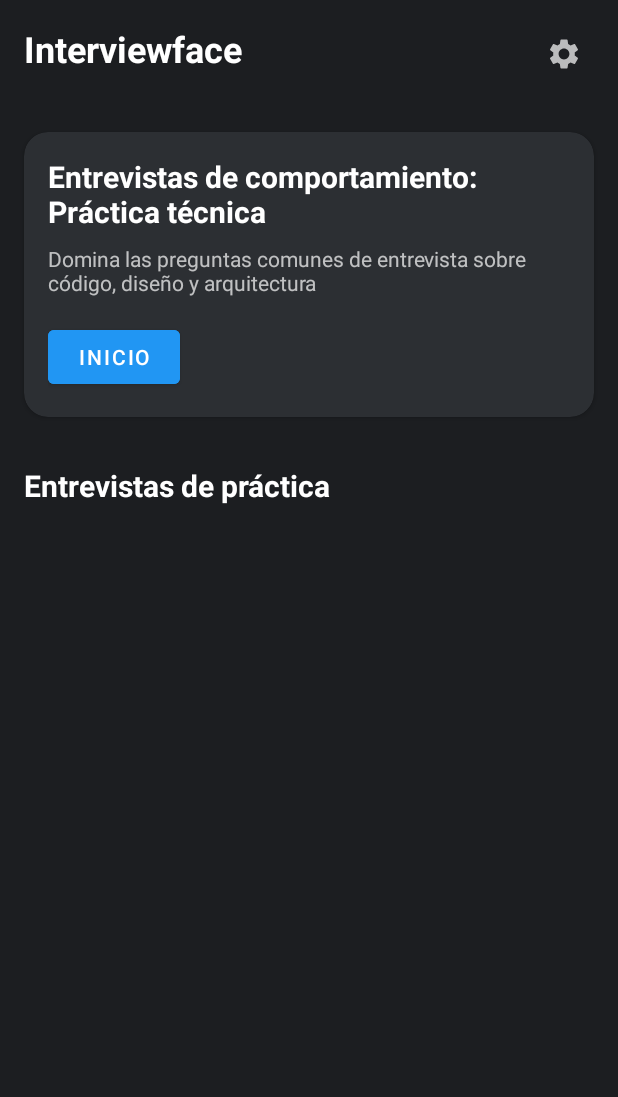
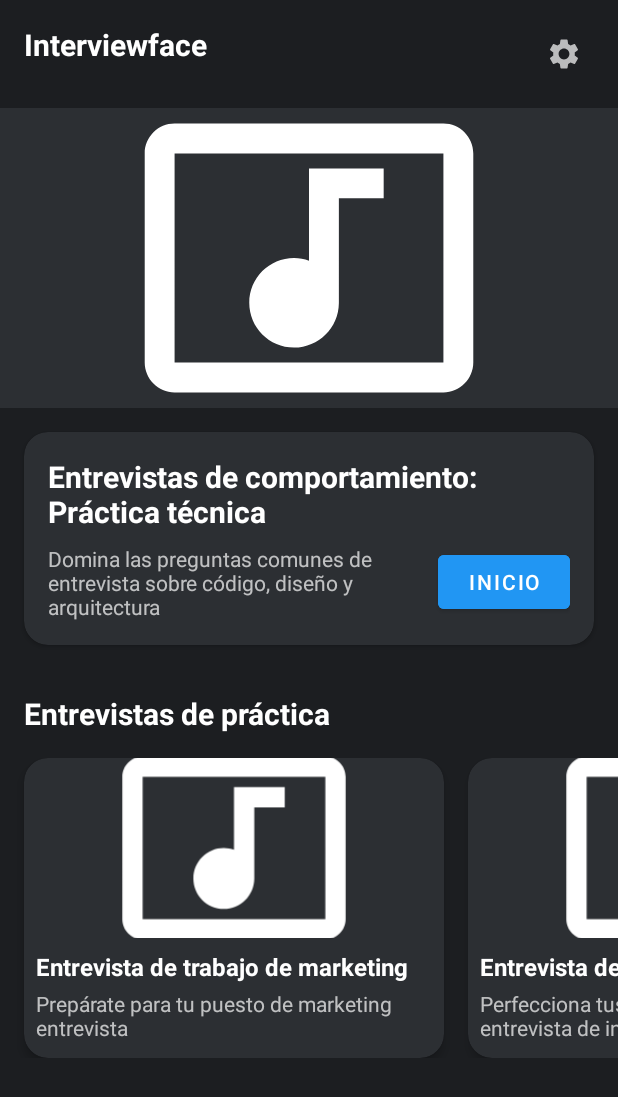
Before and after one commit to 32192372Alejo/blackboxai-1746218893514, an Android app: the screen it shows after launch (MainActivity), on a phone screen of 412 x 824 dp. Shown: the top 1097 px of the screen. Run offline under Robolectric (Android 15) with nearby library versions, the phone set to English and light mode, and no system bars; pictures from the network do not load.

Commit message:
Add app/src/main/res/layout/activity_main.xml 1746478105712

```diff
--- a/app/src/main/res/layout/activity_main.xml
+++ b/app/src/main/res/layout/activity_main.xml
@@ -14,18 +14,20 @@
             android:layout_height="wrap_content"
             android:orientation="vertical">
 
-            <!-- Header -->
+            <!-- Top Bar -->
             <RelativeLayout
                 android:layout_width="match_parent"
                 android:layout_height="wrap_content"
-                android:padding="16dp">
+                android:padding="16dp"
+                android:background="@color/dark_background">
 
                 <TextView
                     android:layout_width="wrap_content"
                     android:layout_height="wrap_content"
+                    android:layout_alignParentStart="true"
                     android:text="Interviewface"
                     android:textColor="@color/white"
-                    android:textSize="24sp"
+                    android:textSize="20sp"
                     android:textStyle="bold" />
 
                 <ImageButton
@@ -38,6 +40,16 @@
                     android:src="@drawable/ic_settings"
                     android:contentDescription="Settings" />
             </RelativeLayout>
+
+            <!-- Header Image -->
+            <ImageView
+                android:id="@+id/headerImage"
+                android:layout_width="match_parent"
+                android:layout_height="200dp"
+                android:scaleType="centerCrop"
+                android:src="@drawable/ic_launcher_foreground"
+                android:contentDescription="Header Image"
+                android:background="@color/card_background" />
 
             <!-- Technical Interview Card -->
             <androidx.cardview.widget.CardView
@@ -61,10 +73,17 @@
                         android:textSize="20sp"
                         android:textStyle="bold" />
 
-                    <TextView
+                    <LinearLayout
                         android:layout_width="match_parent"
                         android:layout_height="wrap_content"
                         android:layout_marginTop="8dp"
+                        android:orientation="horizontal"
+                        android:gravity="center_vertical">
+
+                        <TextView
+                            android:layout_width="0dp"
+                            android:layout_height="wrap_content"
+                            android:layout_weight="1"
                             android:text="Domina las preguntas comunes de entrevista sobre código, diseño y arquitectura"
                             android:textColor="@color/text_secondary" />
 
@@ -72,10 +91,11 @@
                             android:id="@+id/startButton"
                             android:layout_width="wrap_content"
                             android:layout_height="wrap_content"
-                        android:layout_marginTop="16dp"
+                            android:layout_marginStart="16dp"
                             android:text="Inicio"
                             android:textColor="@color/white"
                             android:backgroundTint="@color/button_primary" />
+                    </LinearLayout>
                 </LinearLayout>
             </androidx.cardview.widget.CardView>
 
@@ -90,13 +110,15 @@
                 android:textSize="20sp"
                 android:textStyle="bold" />
 
-            <androidx.viewpager2.widget.ViewPager2
-                android:id="@+id/interviewsViewPager"
+            <androidx.recyclerview.widget.RecyclerView
+                android:id="@+id/practiceInterviewsRecyclerView"
                 android:layout_width="match_parent"
-                android:layout_height="280dp"
+                android:layout_height="200dp"
                 android:layout_marginTop="16dp"
+                android:paddingStart="16dp"
+                android:paddingEnd="16dp"
                 android:clipToPadding="false"
-                android:padding="16dp" />
+                android:scrollbars="horizontal" />
 
             <!-- Bottom Navigation -->
             <com.google.android.material.bottomnavigation.BottomNavigationView
```
Lines whose indentation alone changed are shown as unchanged.
